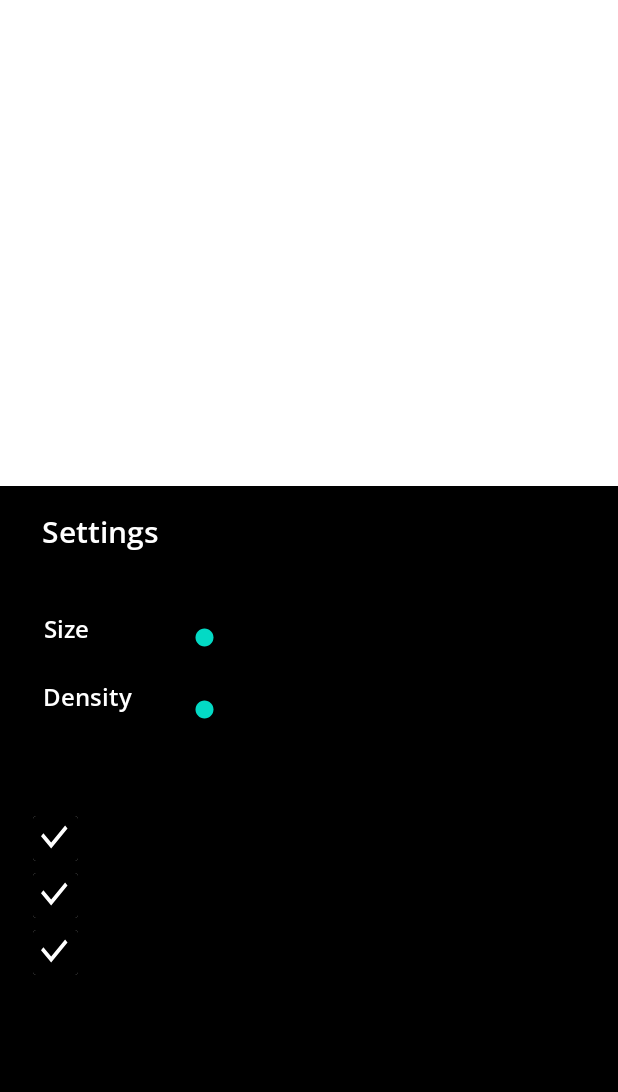
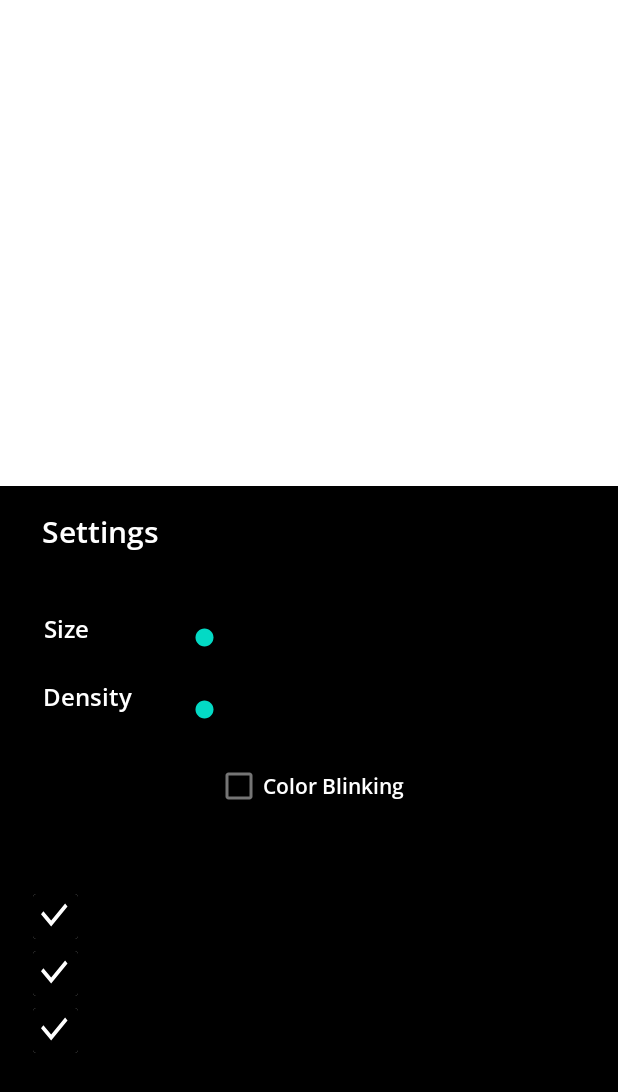
Before and after one commit to sanket099/GenerativeArt, an Android app: the layout bottom_sheet_layout.xml on its own in the app's theme, with its tools: preview values and no code run, on a phone screen of 412 x 824 dp. Shown: the top 1092 px of the screen. Run offline under Robolectric (Android 15) with nearby library versions, the phone set to English and light mode, and no system bars.

Commit message:
color blinking

```diff
--- a/app/src/main/java/com/sanket/generativeart/activities/ParticleActivity.java
+++ b/app/src/main/java/com/sanket/generativeart/activities/ParticleActivity.java
@@ -120,6 +120,7 @@ public class ParticleActivity extends AppCompatActivity implements BottomSheet.B
         }
         else if(item.getItemId() == R.id.settings){
             // customisations
+
             BottomSheet bottomSheet = new BottomSheet();
             bottomSheet.show(getSupportFragmentManager(), "exampleBottomSheet");
 
--- a/app/src/main/java/com/sanket/generativeart/adapters/ColorAdapter.java
+++ b/app/src/main/java/com/sanket/generativeart/adapters/ColorAdapter.java
@@ -1,4 +1,4 @@
-package com.sanket.generativeart.adapters;
+    package com.sanket.generativeart.adapters;
 
 
 import android.app.Activity;
@@ -111,10 +111,6 @@ public class ColorAdapter extends RecyclerView.Adapter<ColorAdapter.MyViewHolder
         }
     }
 
-
-
-
-
     public interface OnNoteList {
         void OnnoteClick(MyColor userClass);
 
--- a/app/src/main/res/layout/bottom_sheet_layout.xml
+++ b/app/src/main/res/layout/bottom_sheet_layout.xml
@@ -86,17 +86,47 @@
         app:layout_constraintStart_toStartOf="parent"
         app:layout_constraintTop_toTopOf="parent" />
 
-    <androidx.recyclerview.widget.RecyclerView
+<!--        <TextView-->
+<!--            android:id="@+id/tv_blink"-->
+<!--            android:layout_width="wrap_content"-->
+<!--            android:layout_height="wrap_content"-->
+
+
+<!--            android:layout_marginTop="128dp"-->
+<!--            android:fontFamily="@font/open_sans_semibold"-->
+<!--            android:text="Blinking"-->
+<!--            android:textColor="#FFFFFF"-->
+<!--            android:textSize="16sp"-->
+<!--            app:layout_constraintEnd_toEndOf="parent"-->
+<!--            app:layout_constraintHorizontal_bias="0.083"-->
+<!--            app:layout_constraintStart_toStartOf="parent"-->
+<!--            app:layout_constraintTop_toBottomOf="@+id/tv_custom_eq" />-->
+
+        <com.google.android.material.checkbox.MaterialCheckBox
+            android:id="@+id/blinking"
+            android:layout_width="wrap_content"
+            android:layout_height="wrap_content"
+            android:layout_marginTop="160dp"
+            android:fontFamily="@font/open_sans_semibold"
+            android:text="Color Blinking"
+            android:textColor="@color/white"
+            android:clickable="true"
+            android:focusable="true"
+            app:layout_constraintEnd_toEndOf="parent"
+            app:layout_constraintStart_toStartOf="parent"
+            app:layout_constraintTop_toTopOf="@+id/tv_custom_eq" />
+
+        <androidx.recyclerview.widget.RecyclerView
         android:id="@+id/recycler"
         android:layout_width="match_parent"
         android:layout_height="wrap_content"
-        android:layout_marginTop="40dp"
+        android:layout_marginTop="20sp"
         android:orientation="vertical"
         tools:listitem="@layout/color_thumb"
         android:padding="20sp"
         app:layout_constraintEnd_toEndOf="parent"
         app:layout_constraintStart_toStartOf="parent"
-        app:layout_constraintTop_toBottomOf="@+id/tv_density" />
+        app:layout_constraintTop_toBottomOf="@+id/blinking" />
 
 
 </androidx.constraintlayout.widget.ConstraintLayout>
```
Also changed, not shown: app/src/main/java/com/sanket/generativeart/ParticleDrawingThread.java (+37 -16 lines), app/src/main/java/com/sanket/generativeart/ParticleView.java (+11 -0 lines), app/src/main/java/com/sanket/generativeart/fragments/BottomSheet.java (+17 -0 lines), app/src/main/java/com/sanket/generativeart/models/Particle.java (+5 -2 lines).
